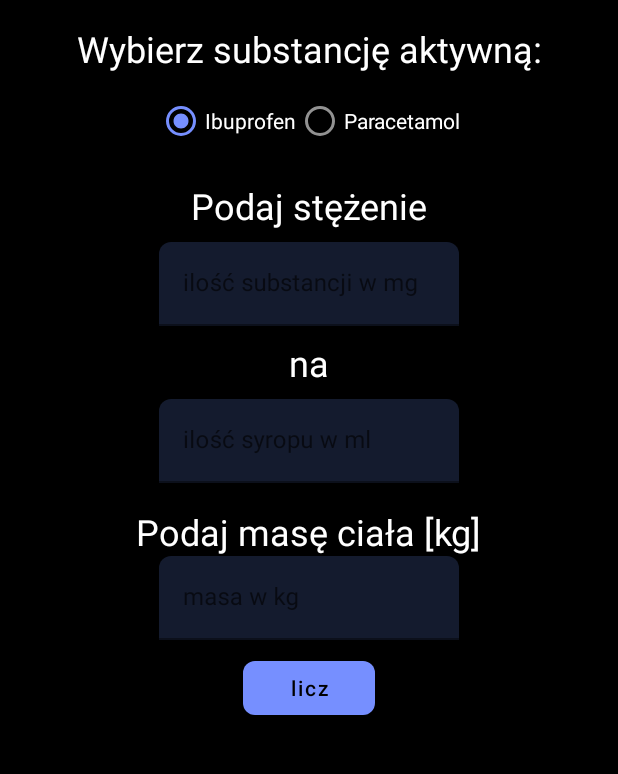
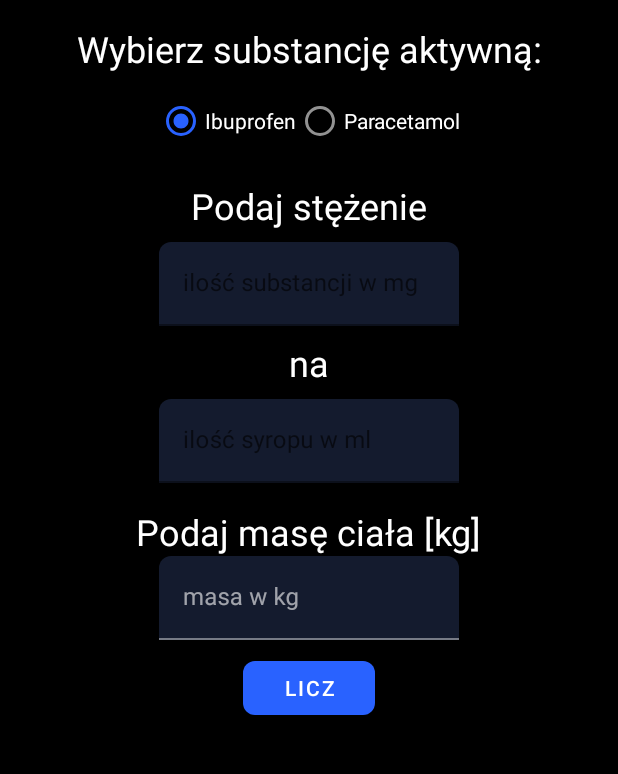
Before and after one commit to OMIsie11/DoseCalculator, an Android app: the screen it shows after launch (MainActivity), on a phone screen of 412 x 824 dp, the part 84-858 px from its top. Run offline under Robolectric (Android 15) with nearby library versions, the phone set to English and light mode, and no system bars.

Commit message:
Add basic styles, change colors

```diff
--- a/app/src/main/res/values-night/colors.xml
+++ b/app/src/main/res/values-night/colors.xml
@@ -1,11 +1,5 @@
 <?xml version="1.0" encoding="utf-8"?>
 <resources>
-    <color name="color_primary">#F5F5F5</color>
-    <color name="color_primary_variant">#C2C2C2</color>
-    <color name="color_on_primary">#000000</color>
-    <color name="color_secondary">#768FFF</color>
-    <color name="color_secondary_variant">#3C62CB</color>
-    <color name="color_on_secondary">#000000</color>
     <color name="color_error">#FF7961</color>
     <color name="color_on_error">#000000</color>
     <color name="color_surface">#121212</color>
--- a/app/src/main/res/values/colors.xml
+++ b/app/src/main/res/values/colors.xml
@@ -1,16 +1,16 @@
 <?xml version="1.0" encoding="utf-8"?>
 <resources>
-    <color name="color_primary">#212121</color>
-    <color name="color_primary_variant">#000000</color>
+    <color name="color_primary">#2962FF</color>
+    <color name="color_primary_variant">#0039CB</color>
     <color name="color_on_primary">#FFFFFF</color>
     <color name="color_secondary">#2962FF</color>
     <color name="color_secondary_variant">#0039CB</color>
     <color name="color_on_secondary">#FFFFFF</color>
     <color name="color_error">#F44336</color>
     <color name="color_on_error">#FFFFFF</color>
-    <color name="color_surface">#FFFFFF</color>
+    <color name="color_surface">#ffffff</color>
     <color name="color_on_surface">#000000</color>
-    <color name="color_background">#FAFAFA</color>
+    <color name="color_background">#ffffff</color>
     <color name="color_on_background">#000000</color>
-    <color name="color_status_bar">#000000</color>
+    <color name="color_status_bar">#ff292929</color>
 </resources>
--- a/app/src/main/res/values/styles.xml
+++ b/app/src/main/res/values/styles.xml
@@ -15,6 +15,8 @@
         <item name="android:colorBackground">@color/color_background</item>
         <item name="colorOnBackground">@color/color_on_background</item>
         <item name="android:statusBarColor">@color/color_status_bar</item>
+
+        <item name="colorControlActivated">@color/color_secondary</item>
         <!-- Global text attributes -->
         <item name="textAppearanceButton">@style/AppTextAppearance.Button</item>
         <!-- Global shape attributes -->
@@ -28,7 +30,7 @@
     </style>
 
     <style name="AppTextAppearance.Button" parent="TextAppearance.MaterialComponents.Button">
-        <item name="android:textAllCaps">false</item>
+        <item name="android:textAllCaps">true</item>
     </style>
 
     <style name="AppShapeAppearance.SmallComponent" parent="ShapeAppearance.MaterialComponents.SmallComponent">
@@ -53,6 +55,7 @@
 
     <style name="AppTextInputLayout.OutlinedBox" parent="Widget.MaterialComponents.TextInputLayout.FilledBox">
         <item name="boxBackgroundColor">@color/background_text_input</item>
+        <item name="android:colorControlActivated">@color/color_secondary</item>
     </style>
 
 </resources>
```
